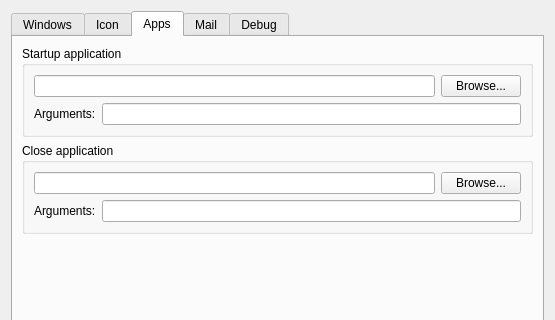
Above: app/SysTray-X/SysTray-X-app/preferences.ui from Ximi1970/systray-x before the change; both pictures show x 0 to 555 and y 0 to 320 of the 555 by 531 pixel window. Below: the same form after it.
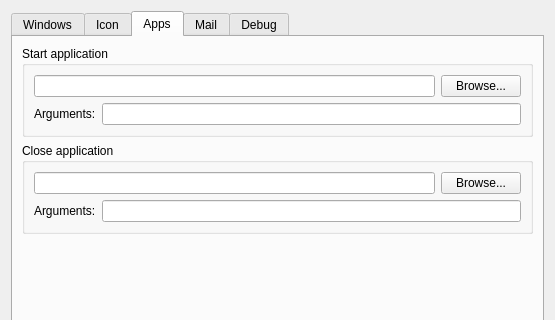
That is the form after the change. Icons and pictures are not drawn.

```diff
--- a/app/SysTray-X/SysTray-X-app/preferences.ui
+++ b/app/SysTray-X/SysTray-X-app/preferences.ui
@@ -875,7 +875,7 @@
            <item row="0" column="0">
             <widget class="QGroupBox" name="groupBox">
              <property name="title">
-              <string>Startup application</string>
+              <string>Start application</string>
              </property>
              <layout class="QGridLayout" name="gridLayout_2">
               <item row="0" column="0">
```
Left out of the diff: 16 changed lines with no effect on the pictures.
